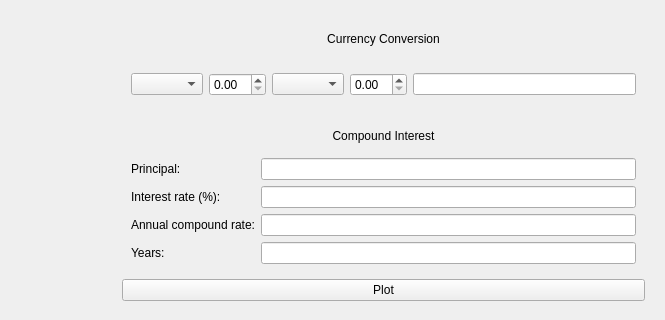
The window that app/calculator.ui (ebaustria/financial_calculator) describes before a commit, drawn with Qt 5; both pictures show x 451 to 1116 and y 0 to 320 of the 1116 by 765 pixel window.
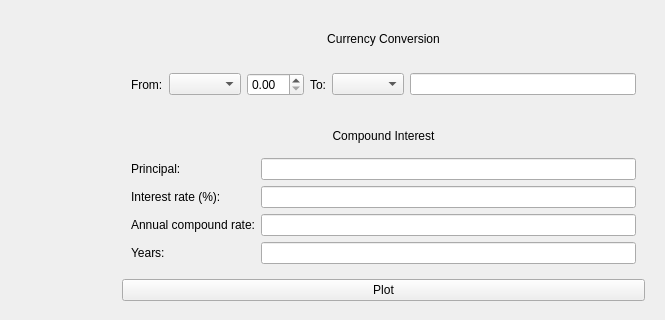
The same window after the commit. Custom widgets are drawn as their Qt base class.

Commit message: Update currency converter widgets

The edit to the form file:
```diff
--- a/app/calculator.ui
+++ b/app/calculator.ui
@@ -95,6 +95,13 @@
       <item>
        <widget class="QWidget" name="currencyConversionForm" native="true">
         <layout class="QHBoxLayout" name="horizontalLayout">
+         <item>
+          <widget class="QLabel" name="fromCurrencyLabel">
+           <property name="text">
+            <string>From:</string>
+           </property>
+          </widget>
+         </item>
          <item>
           <widget class="QComboBox" name="fromCurrencyComboBox">
            <property name="currentText">
@@ -108,6 +115,13 @@
          <item>
           <widget class="QDoubleSpinBox" name="fromCurrencySpinBox"/>
          </item>
+         <item>
+          <widget class="QLabel" name="toCurrencyLabel">
+           <property name="text">
+            <string>To:</string>
+           </property>
+          </widget>
+         </item>
          <item>
           <widget class="QComboBox" name="toCurrencyComboBox">
            <property name="currentText">
@@ -119,10 +133,7 @@
           </widget>
          </item>
          <item>
-          <widget class="QDoubleSpinBox" name="toCurrencySpinBox"/>
-         </item>
-         <item>
-          <widget class="QLineEdit" name="lineEdit">
+          <widget class="QLineEdit" name="currencyConversionResult">
            <property name="readOnly">
             <bool>true</bool>
            </property>
```
